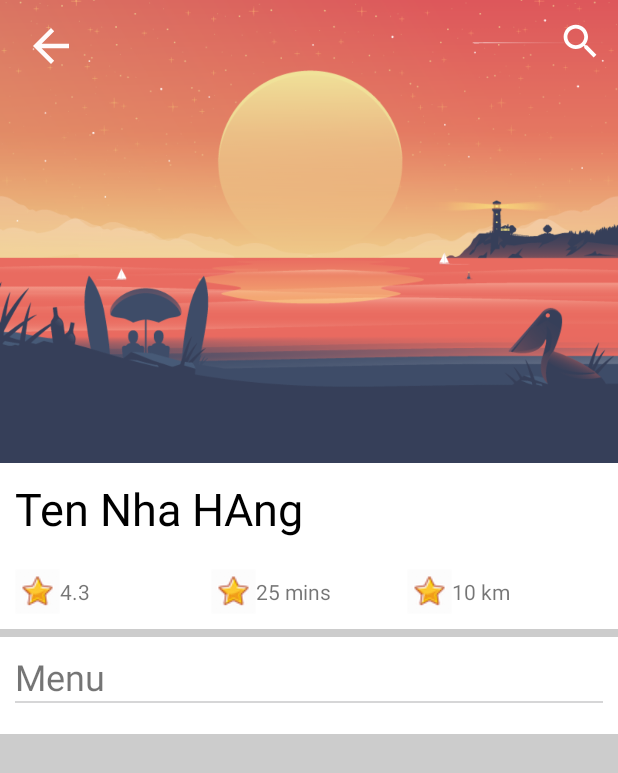
After one commit to MrLongg71/FPolyBookCarClient, an Android app: the layout fragment_menu_restaurant.xml on its own in the app's theme, with its tools: preview values and no code run, on a phone screen of 412 x 824 dp. The commit adds this screen. Shown: the top 773 px of the screen. Run offline under Robolectric (Android 15) with nearby library versions, the phone set to English and light mode, and no system bars.

```diff
--- /dev/null
+++ b/app/src/main/java/vn/fpoly/fpolybookcarclient/model/food/ModelMenuRestaurant.java
@@ -0,0 +1,6 @@
+package vn.fpoly.fpolybookcarclient.model.food;
+
+
+public class ModelMenuRestaurant  {
+
+}
--- a/app/src/main/java/vn/fpoly/fpolybookcarclient/model/maps/ModelGoogleMap.java
+++ b/app/src/main/java/vn/fpoly/fpolybookcarclient/model/maps/ModelGoogleMap.java
@@ -77,7 +77,7 @@ public class ModelGoogleMap {
             public void onDataChange(@NonNull DataSnapshot dataSnapshot) {
                 DataSnapshot nodeCar = dataSnapshot.child("Driver").child("Car");
                 for (DataSnapshot valueDriverCar : nodeCar.getChildren()) {
-                    Log.d("bbbbb", valueDriverCar.getKey() + "");
+
                     Driver driver = valueDriverCar.getValue(Driver.class);
                     driver.setKeydriver(valueDriverCar.getKey());
 
--- /dev/null
+++ b/app/src/main/java/vn/fpoly/fpolybookcarclient/presenter/food/menu_restaurant/IPresenterMenuRes.java
@@ -0,0 +1,4 @@
+package vn.fpoly.fpolybookcarclient.presenter.food.menu_restaurant;
+
+public interface IPresenterMenuRes {
+}
--- /dev/null
+++ b/app/src/main/java/vn/fpoly/fpolybookcarclient/view/food/menu_restaurant/IViewMenuRes.java
@@ -0,0 +1,5 @@
+package vn.fpoly.fpolybookcarclient.view.food.menu_restaurant;
+
+public interface IViewMenuRes {
+    void getListMenuFood();
+}
--- a/app/src/main/java/vn/fpoly/fpolybookcarclient/view/maps/ChooseLocation_Go_ComeActivity.java
+++ b/app/src/main/java/vn/fpoly/fpolybookcarclient/view/maps/ChooseLocation_Go_ComeActivity.java
@@ -69,6 +69,7 @@ public class ChooseLocation_Go_ComeActivity extends AppCompatActivity {
     }
     private void eventChooseGo(){
         chooseLocationGo.setHint("Điểm đi");
+        chooseLocationGo.setCountry("vn");
         chooseLocationGo.setPlaceFields(Arrays.asList(Place.Field.NAME,Place.Field.ID, Place.Field.ADDRESS, Place.Field.LAT_LNG));
         chooseLocationGo.setOnPlaceSelectedListener(new PlaceSelectionListener() {
             @Override
@@ -88,6 +89,7 @@ public class ChooseLocation_Go_ComeActivity extends AppCompatActivity {
 
     private void eventChooseCome(){
         chooseLocationCome.setHint("Điểm đến");
+        chooseLocationCome.setCountry("vn");
         chooseLocationCome.setPlaceFields(Arrays.asList(Place.Field.NAME,Place.Field.ID, Place.Field.ADDRESS, Place.Field.LAT_LNG));
         chooseLocationCome.setOnPlaceSelectedListener(new PlaceSelectionListener() {
             @Override
--- /dev/null
+++ b/app/src/main/res/drawable/ic_arrow_back_black_24dp.xml
@@ -0,0 +1,5 @@
+<vector android:height="20dp" android:tint="#FFFBFB"
+    android:viewportHeight="20.0" android:viewportWidth="20.0"
+    android:width="20dp" xmlns:android="http://schemas.android.com/apk/res/android">
+    <path android:fillColor="#B92525" android:pathData="M20,11H7.83l5.59,-5.59L12,4l-8,8 8,8 1.41,-1.41L7.83,13H20v-2z"/>
+</vector>
--- /dev/null
+++ b/app/src/main/res/drawable/ic_search_black_24dp.xml
@@ -0,0 +1,5 @@
+<vector android:height="24dp" android:tint="#FFFFFF"
+    android:viewportHeight="24.0" android:viewportWidth="24.0"
+    android:width="24dp" xmlns:android="http://schemas.android.com/apk/res/android">
+    <path android:fillColor="#FF000000" android:pathData="M15.5,14h-0.79l-0.28,-0.27C15.41,12.59 16,11.11 16,9.5 16,5.91 13.09,3 9.5,3S3,5.91 3,9.5 5.91,16 9.5,16c1.61,0 3.09,-0.59 4.23,-1.57l0.27,0.28v0.79l5,4.99L20.49,19l-4.99,-5zM9.5,14C7.01,14 5,11.99 5,9.5S7.01,5 9.5,5 14,7.01 14,9.5 11.99,14 9.5,14z"/>
+</vector>
--- /dev/null
+++ b/app/src/main/res/layout/fragment_menu_restaurant.xml
@@ -0,0 +1,140 @@
+<?xml version="1.0" encoding="utf-8"?>
+<LinearLayout
+    xmlns:android="http://schemas.android.com/apk/res/android"
+    xmlns:tools="http://schemas.android.com/tools"
+    android:layout_width="match_parent"
+    android:layout_height="match_parent"
+    android:orientation="vertical"
+    android:background="#cccccc"
+    tools:context=".view.food.menu_restaurant.MenuRestaurantFragment">
+
+    <LinearLayout
+        android:orientation="vertical"
+        android:layout_width="match_parent"
+        android:layout_height="wrap_content">
+
+        <FrameLayout
+            android:layout_width="match_parent"
+            android:layout_height="wrap_content">
+            <ImageView
+                android:adjustViewBounds="true"
+                android:src="@drawable/backgroudhome"
+                android:layout_width="match_parent"
+                android:layout_height="wrap_content"/>
+            <FrameLayout
+
+                android:layout_width="match_parent"
+                android:layout_height="wrap_content">
+
+                <androidx.appcompat.widget.Toolbar
+                    android:layout_width="match_parent"
+                    android:layout_height="?actionBarSize">
+                   <RelativeLayout
+                       android:layout_width="match_parent"
+                       android:layout_height="wrap_content">
+
+                       <ImageView
+                           android:src="@drawable/ic_arrow_back_black_24dp"
+                           android:layout_width="30dp"
+                           android:layout_height="30dp"/>
+
+
+                       <ImageView
+                           android:layout_alignParentRight="true"
+                           android:layout_marginRight="10dp"
+                           android:layout_width="30dp"
+                           android:layout_height="30dp"
+                           android:src="@drawable/ic_search_black_24dp" />
+
+                   </RelativeLayout>
+
+
+                </androidx.appcompat.widget.Toolbar>
+
+            </FrameLayout>
+        </FrameLayout>
+
+
+        <LinearLayout
+            android:orientation="vertical"
+            android:background="#FFFFFF"
+            android:layout_width="match_parent"
+            android:layout_height="wrap_content">
+            <TextView
+                android:id="@+id/txtNameRes"
+                android:text="Ten Nha HAng"
+                android:layout_margin="10dp"
+                android:textSize="30sp"
+                android:textColor="#000000"
+                android:layout_width="match_parent"
+                android:layout_height="wrap_content"/>
+
+            <LinearLayout
+                android:layout_margin="10dp"
+                android:gravity="center_vertical"
+                android:orientation="horizontal"
+                android:layout_width="match_parent"
+                android:layout_height="wrap_content">
+
+                <TextView
+                    android:layout_gravity="center"
+                    android:layout_weight="1"
+                    android:gravity="center_vertical"
+                    android:id="@+id/txtStartMenuRes"
+                    android:text="4.3"
+                    android:drawableLeft="@drawable/rsz_iconstar"
+                    android:layout_width="match_parent"
+                    android:layout_height="wrap_content"/>
+                <TextView
+                    android:layout_weight="1"
+                    android:layout_gravity="center"
+                    android:gravity="center_vertical"
+                    android:id="@+id/txtTimeMenuRes"
+                    android:text="25 mins"
+                    android:drawableLeft="@drawable/rsz_iconstar"
+                    android:layout_width="match_parent"
+                    android:layout_height="wrap_content"/>
+                <TextView
+                    android:layout_gravity="center"
+                    android:gravity="center_vertical"
+                    android:layout_weight="1"
+                    android:id="@+id/txtDistanceMenuRes"
+                    android:text="10 km"
+                    android:drawableLeft="@drawable/rsz_iconstar"
+                    android:layout_width="match_parent"
+                    android:layout_height="wrap_content"/>
+
+            </LinearLayout>
+
+
+        </LinearLayout>
+
+
+    </LinearLayout>
+    <LinearLayout
+        android:layout_marginTop="5dp"
+        android:orientation="vertical"
+        android:background="#FFFFFF"
+        android:padding="10dp"
+        android:layout_width="match_parent"
+        android:layout_height="wrap_content">
+
+        <TextView
+            android:text="Menu"
+            android:textSize="24sp"
+            android:layout_width="match_parent"
+            android:layout_height="wrap_content"/>
+        <View
+            android:background="@color/gray_btn_bg_color"
+            android:layout_width="match_parent"
+            android:layout_height="1dp"/>
+        <androidx.recyclerview.widget.RecyclerView
+            android:layout_margin="5dp"
+            android:id="@+id/reycelviewMenuRestaurant"
+            android:layout_width="match_parent"
+            android:layout_height="wrap_content">
+
+        </androidx.recyclerview.widget.RecyclerView>
+    </LinearLayout>
+
+</LinearLayout>
```
Also changed, not shown: app/src/main/java/vn/fpoly/fpolybookcarclient/presenter/food/menu_restaurant/PresenterMenuRes.java (added, +15 -0 lines), app/src/main/java/vn/fpoly/fpolybookcarclient/presenter/maps/PresenterGoogleMap.java (+59 -21 lines), app/src/main/java/vn/fpoly/fpolybookcarclient/view/food/menu_restaurant/MenuRestaurantFragment.java (added, +24 -0 lines), app/src/main/res/layout/custom_item_menu_res.xml (added, +50 -0 lines), 1 other file.
